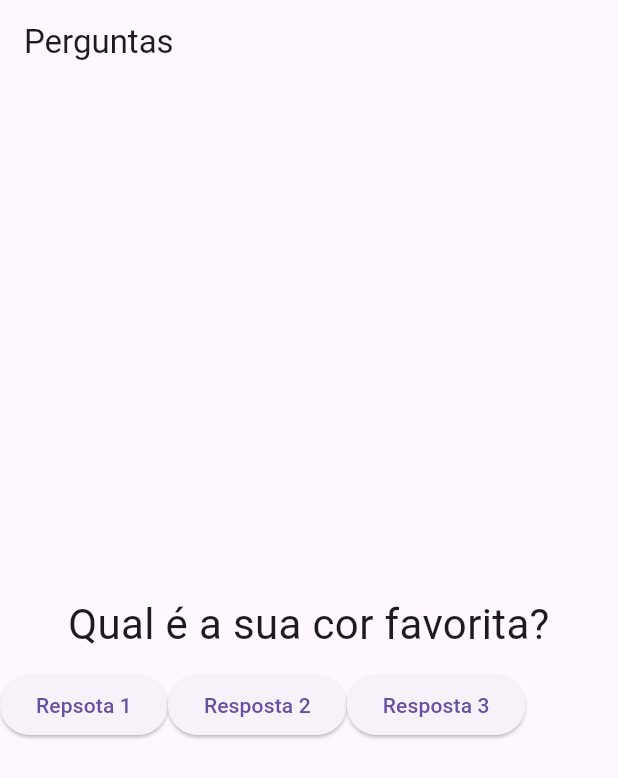
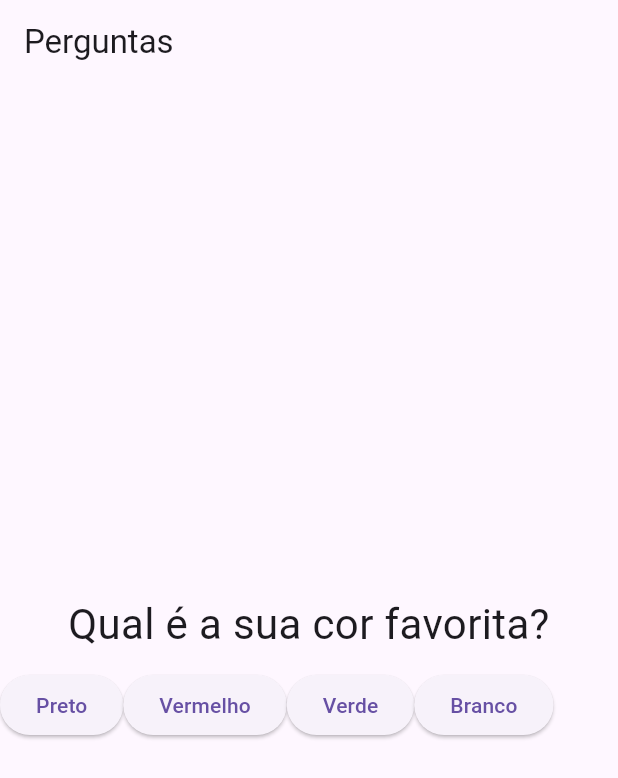
Before and after one commit to JarlissonTomaz/curso_flutter, a Flutter app: the screen it shows after launch, on a phone screen of 412 x 824 dp. Shown: the top 778 px of the screen. Run offline on Flutter 3.47's test engine with Material 3 defaults, Android fonts, the phone set to English and light mode, and no system bars.

```diff
--- a/flutter_curso/lib/main.dart
+++ b/flutter_curso/lib/main.dart
@@ -25,10 +25,26 @@ class _PerguntaAppState extends State<PerguntaApp> {
 
   @override
   Widget build(BuildContext context) {
-    final List<String> perguntas = [
-      'Qual é a sua cor favorita?',
-      'Qual é o seu animal favorito?'
+    final List<Map<String, Object>> perguntas = [
+      {
+        'texto': 'Qual é a sua cor favorita?',
+        'respostas': ['Preto', 'Vermelho', 'Verde', 'Branco']
+      },
+      {
+        'texto': 'Qual é o seu animal favorito?',
+        'respostas': ['Coelho', 'Cobra', 'Elefante', 'Leão']
+      },
+      {
+        'texto': 'Qual é o seu instrutor favorito?',
+        'respostas': ['Maria', 'João', 'Leo', 'Pedro']
+      }
     ];
+    var respostasSelecionadas = [];
+
+    for (var pergunta
+        in perguntas[_perguntaSelecionada]['respostas'] as List<String>) {
+      respostasSelecionadas.add(Resposta(pergunta, _reponder));
+    }
     return Scaffold(
       appBar: AppBar(
         title: const Text('Perguntas'),
@@ -37,13 +53,9 @@ class _PerguntaAppState extends State<PerguntaApp> {
         child: Column(
           mainAxisAlignment: MainAxisAlignment.center,
           children: [
-            Questao(perguntas[_perguntaSelecionada]),
+            Questao(perguntas[_perguntaSelecionada]['texto'] as String),
             Row(
-              children: [
-                Resposta('Repsota 1', _reponder),
-                Resposta('Resposta 2', _reponder),
-                Resposta('Resposta 3', _reponder)
-              ],
+              children: [...respostasSelecionadas],
             ),
           ],
         ),
```
